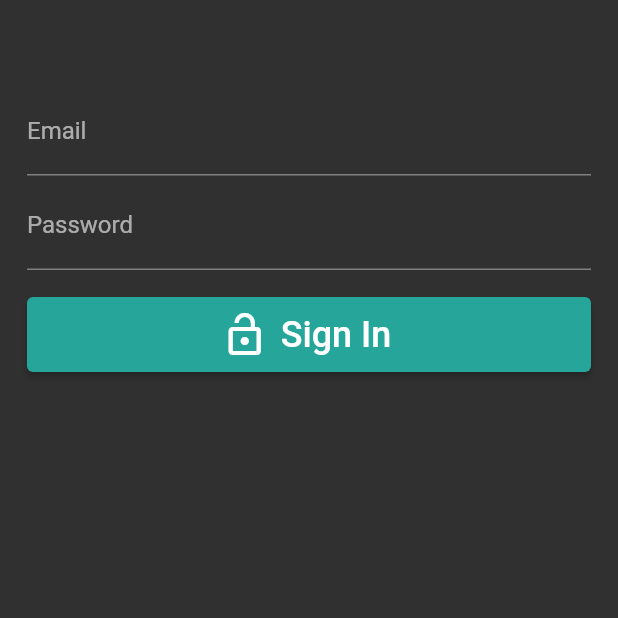
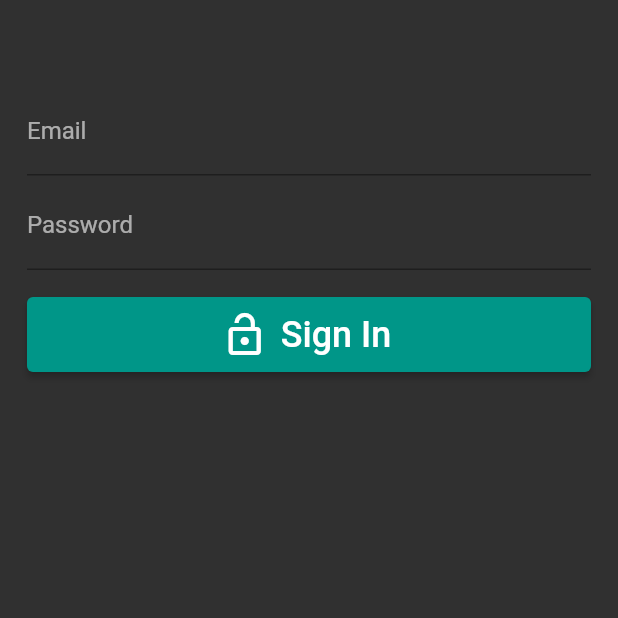
Before and after one commit to rabin245/myfirebase_app2, a Flutter app: the screen it shows after launch, on a phone screen of 412 x 824 dp, the top half of it. Run offline on Flutter 3.47's test engine with Material 2 defaults, Android fonts, the phone set to English and light mode, and no system bars; our stand-ins replace firebase_auth, firebase_core; accounts and stored records are empty.

```diff
--- a/lib/main.dart
+++ b/lib/main.dart
@@ -1,8 +1,6 @@
 import 'package:firebase_auth/firebase_auth.dart';
 import 'package:flutter/material.dart';
 import 'package:firebase_core/firebase_core.dart';
-import 'package:flutter/rendering.dart';
-
 import 'homepage.dart';
 import 'login_widget.dart';
 
@@ -12,19 +10,27 @@ Future main() async {
   runApp(const MyApp());
 }
 
+final navigatorKey = GlobalKey<NavigatorState>();
+
 class MyApp extends StatelessWidget {
   const MyApp({Key? key}) : super(key: key);
 
   @override
   Widget build(BuildContext context) {
     return MaterialApp(
+      navigatorKey: navigatorKey,
       debugShowCheckedModeBanner: false,
-      theme: ThemeData(
-        appBarTheme: AppBarTheme(backgroundColor: Colors.teal.shade400),
-        colorScheme: ColorScheme.dark(
-          primary: Colors.teal.shade400,
-          onPrimary: Colors.white,
-        ),
+      // theme: ThemeData(
+      //   appBarTheme: AppBarTheme(backgroundColor: Colors.teal.shade400),
+      //   colorScheme: ColorScheme.dark(
+      //     primary: Colors.teal.shade400,
+      //     onPrimary: Colors.white,
+      //   ),
+      // ),
+      theme: ThemeData.dark().copyWith(
+        colorScheme: ColorScheme.fromSwatch(
+          primarySwatch: Colors.teal,
+        ).copyWith(secondary: Colors.tealAccent),
       ),
       home: const MainPage(),
     );
```
